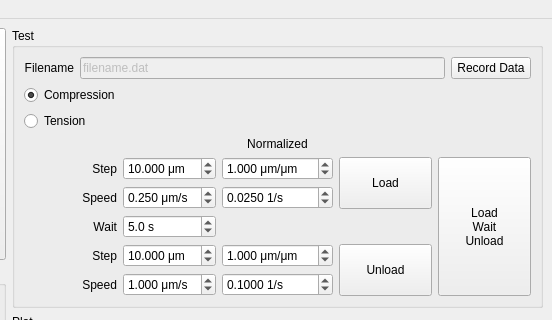
Above: python/src/MicroDeform/main_window.ui from jove1/MicroDeform before the change; both pictures show x 469 to 1021 and y 0 to 320 of the 1021 by 663 pixel window. Below: the same form after it.
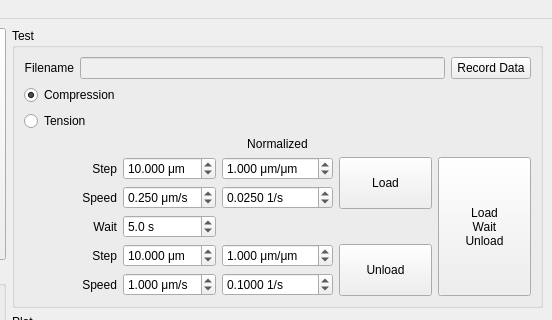
That is the form after the change. Custom widgets are drawn as their Qt base class.

The edit to the form file:
```diff
--- a/python/src/MicroDeform/main_window.ui
+++ b/python/src/MicroDeform/main_window.ui
@@ -31,9 +31,6 @@
            <property name="enabled">
             <bool>false</bool>
            </property>
-           <property name="text">
-            <string>filename.dat</string>
-           </property>
           </widget>
          </item>
          <item row="0" column="0">
```
Left out of the diff: 39 changed lines with no effect on the pictures.
